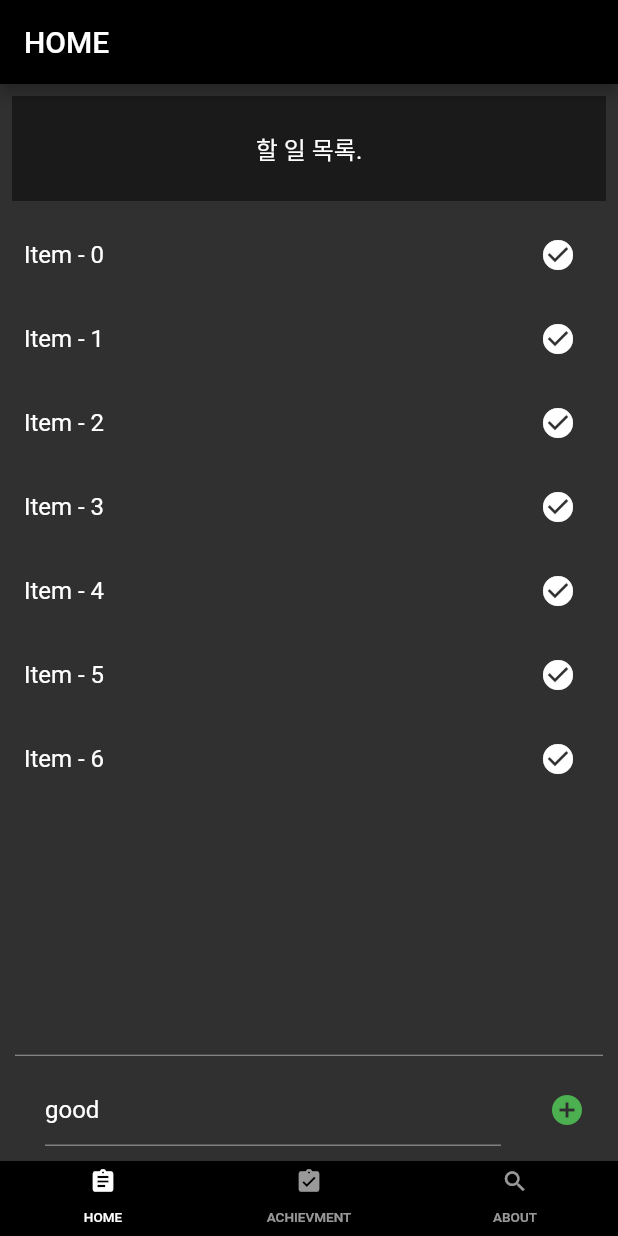
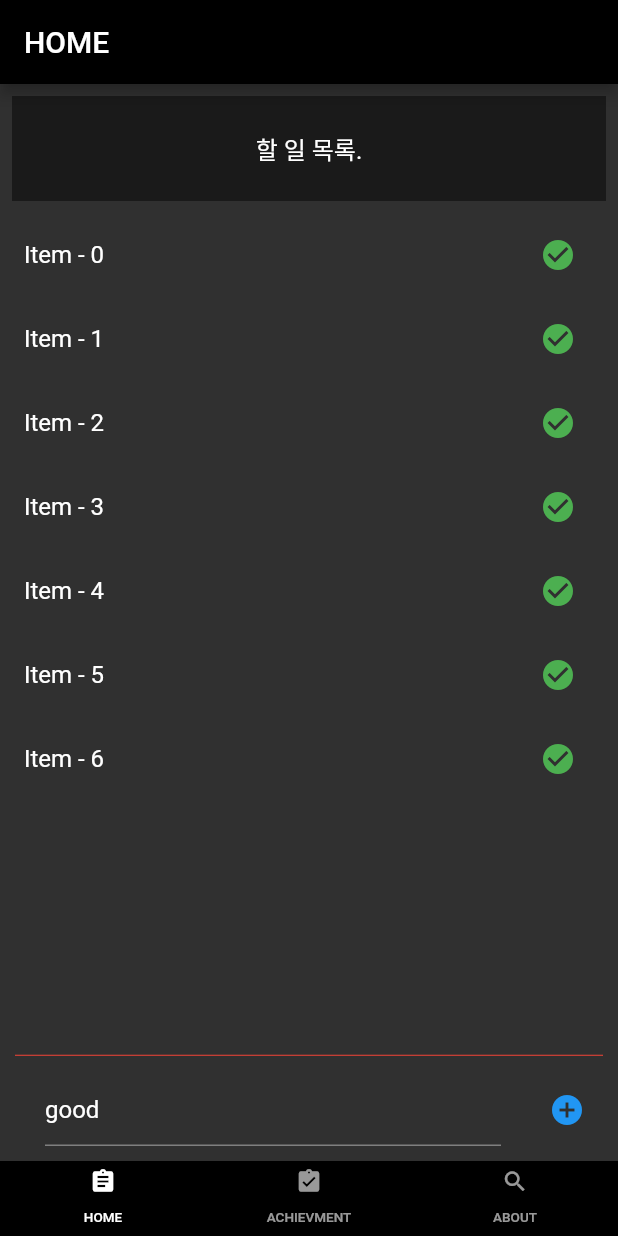
Before and after one commit to yujo11/PROGRAM_42, a Flutter app: the screen it shows after launch, on a phone screen of 412 x 824 dp. Run offline on Flutter 3.47's test engine with Material 2 defaults, Android fonts, the phone set to English and light mode, and no system bars.

Commit message:
fixed Add button, and change color Icon buttons

```diff
--- a/toodo_program42/lib/screen/screen_home.dart
+++ b/toodo_program42/lib/screen/screen_home.dart
@@ -48,7 +48,8 @@ class _HomeScreenState extends State<HomeScreen> {
                   child: ListTile(
                     title: Text(item),
                     trailing: IconButton(
-                      icon: Icon(Icons.check_circle),
+                      icon: Icon(Icons.check_circle,
+                      color: Colors.green,),
                       onPressed: () {
                         setState(() {
                           items.removeAt(index);
@@ -66,7 +67,7 @@ class _HomeScreenState extends State<HomeScreen> {
             ),
           ),
           Divider(
-            color: Colors.grey,
+            color: Colors.red,
             height: 5,
             indent: 10,
             endIndent: 10,
@@ -95,8 +96,15 @@ class _HomeScreenState extends State<HomeScreen> {
                 IconButton(
                   icon: Icon(
                     Icons.add_circle,
-                    color: Colors.green,
-                  )
+                    color: Colors.blue,
+                  ),
+                  onPressed: () {
+                    setState(() {
+                      if (teController.text != "") {
+                        items.add(teController.text);
+                      }
+                    });
+                  },
                 ),
 //                RaisedButton(
 //                  child: Text("add"),
```
